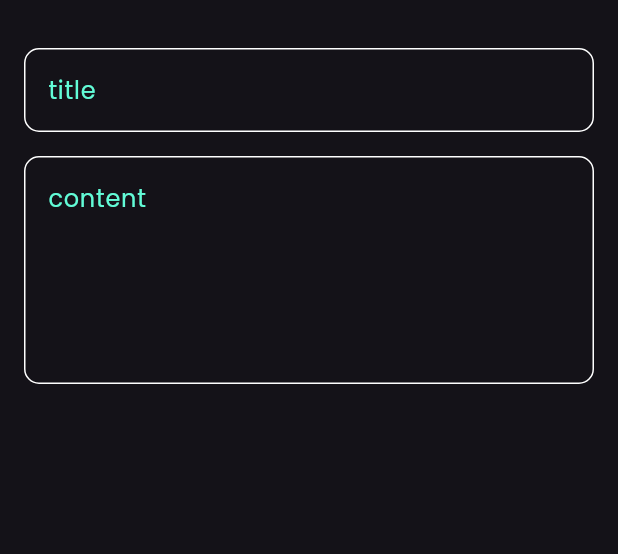
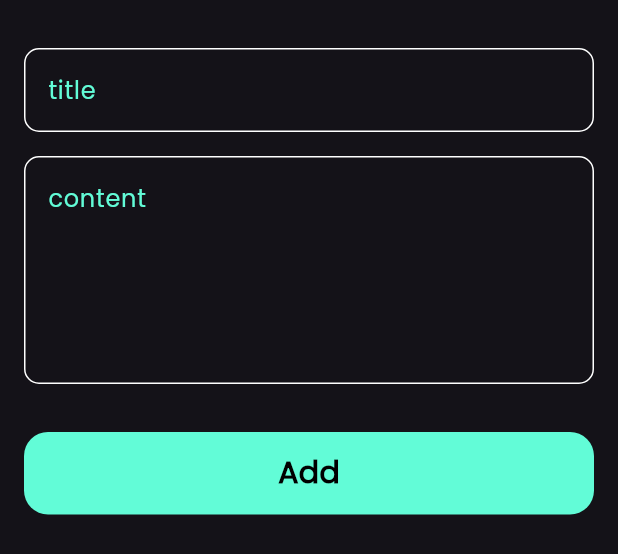
Before and after one commit to MohamedAbdelwahid/notes_app, a Flutter app: the AddNoteBottomsheet widget shown alone on an empty page, opened directly, on a phone screen of 412 x 824 dp. Shown: the top 554 px of the screen. Run offline on Flutter 3.47's test engine with Material 3 defaults, Android fonts, the phone set to English and light mode, and no system bars.

Commit message:
finish notes bottom sheet

```diff
--- a/lib/views/widgets/add_note_bottom_sheet.dart
+++ b/lib/views/widgets/add_note_bottom_sheet.dart
@@ -1,5 +1,6 @@
 
 import 'package:flutter/material.dart';
+import 'package:frist_project/views/widgets/custom_bottom.dart';
 import 'package:frist_project/views/widgets/custom_text_field.dart';
 
 class AddNoteBottomsheet extends StatelessWidget {
@@ -9,6 +10,7 @@ class AddNoteBottomsheet extends StatelessWidget {
   Widget build(BuildContext context) {
     return Padding(
       padding: EdgeInsets.symmetric(horizontal: 16),
+      child: SingleChildScrollView(
         child: Column(
           children: const [
             SizedBox(
@@ -24,7 +26,15 @@ class AddNoteBottomsheet extends StatelessWidget {
               hint: 'content',
               maxLines: 5,
             ),
+                        SizedBox(
+              height: 32,
+            ),
+            CustomButtom(),
+                        SizedBox(
+              height: 16,
+            ),
           ],
+        ),
       ),
     );
   }
--- /dev/null
+++ b/lib/views/widgets/custom_bottom.dart
@@ -0,0 +1,28 @@
+
+import 'package:flutter/material.dart';
+import 'package:frist_project/constant.dart';
+
+class CustomButtom extends StatelessWidget {
+  const CustomButtom({super.key});
+
+  @override
+  Widget build(BuildContext context) {
+    return Container(
+      width: MediaQuery.of(context).size.width ,
+      height: 55,
+      decoration: BoxDecoration(
+        color: kprimaryColor,
+        borderRadius: BorderRadius.circular(16),
+      ),
+      child: Center(
+        child: Text('Add',
+        style: TextStyle(
+          color: Colors.black,
+          fontWeight: FontWeight.bold,
+          fontSize: 20,
+        ),
+        ),
+        ),
+    );
+  }
+}
```
Lines whose indentation alone changed are shown as unchanged.
